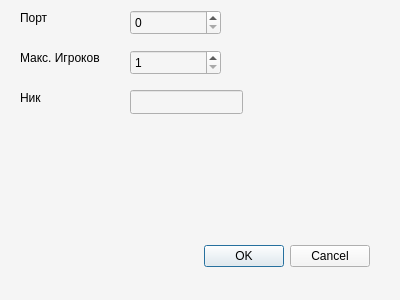
Old version of the form createdialog.ui in the repository Razil131/crocodile_qt.
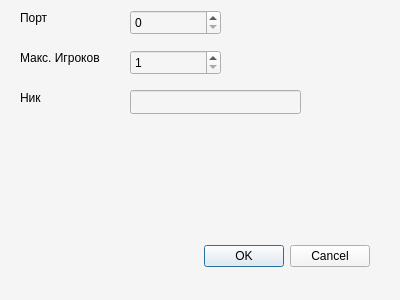
New version of the form.

Diff of the .ui file:
```diff
--- a/createdialog.ui
+++ b/createdialog.ui
@@ -66,7 +66,7 @@
     <rect>
      <x>130</x>
      <y>90</y>
-     <width>113</width>
+     <width>171</width>
      <height>24</height>
     </rect>
    </property>
```
